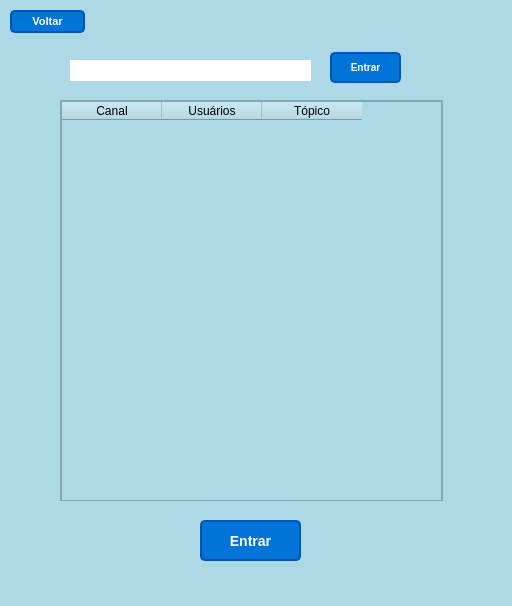
Above: src/interfaces/ModeloListaChats.ui from fornari03/ChatWF before the change. Below: the same form after it.
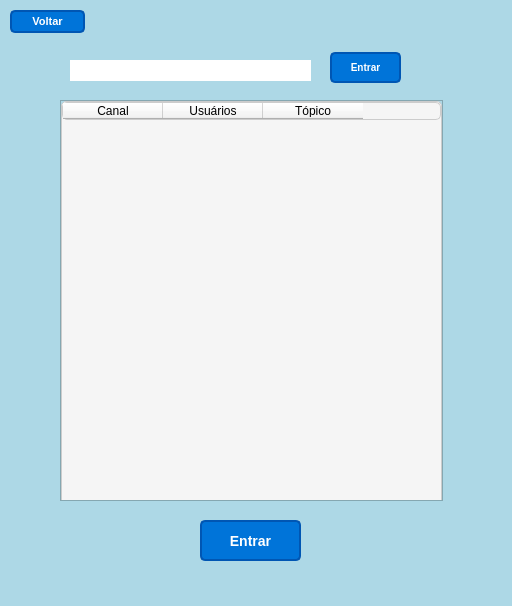
That is the form after the change.

Patch:
```diff
--- a/src/interfaces/ModeloListaChats.ui
+++ b/src/interfaces/ModeloListaChats.ui
@@ -95,7 +95,11 @@
        </rect>
       </property>
       <property name="styleSheet">
-       <string notr="true"/>
+       <string notr="true">    background-color: #f5f5f5;
+    selection-background-color: #0074D9;
+    selection-color: #FFFFFF;
+    border: 1px solid #ccc;
+    border-radius: 5px;</string>
       </property>
       <property name="frameShape">
        <enum>QFrame::StyledPanel</enum>
```
